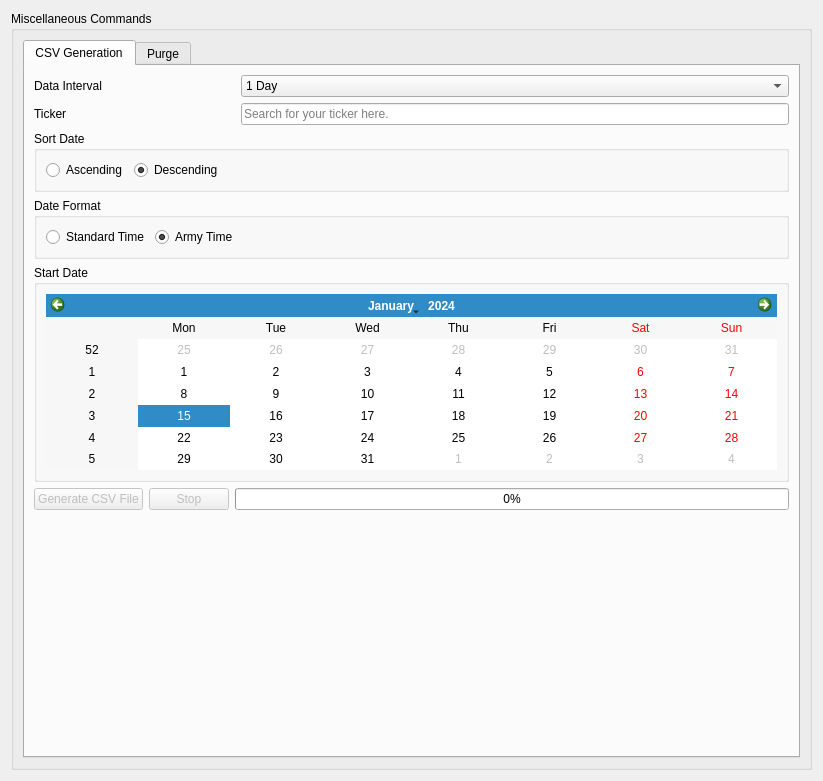
Above: UI/otherCommands.ui from ZENALC/algobot before the change. Below: the same form after it.
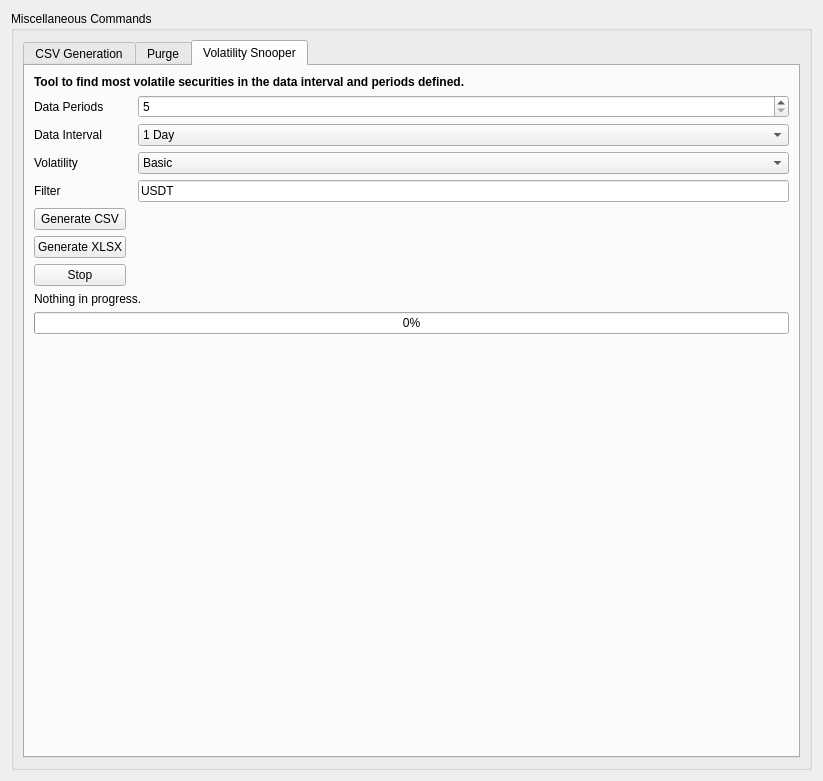
That is the form after the change. The open tabs and pages were chosen to show the change.

Commit message: add volatility snooper

Diff of the .ui file:
```diff
--- a/UI/otherCommands.ui
+++ b/UI/otherCommands.ui
@@ -426,6 +426,229 @@
           </item>
          </layout>
         </widget>
+        <widget class="QWidget" name="volatilitySnooper">
+         <attribute name="title">
+          <string>Volatility Snooper</string>
+         </attribute>
+         <layout class="QGridLayout" name="gridLayout_4">
+          <item row="2" column="0">
+           <widget class="QLabel" name="volatilityDataIntervalLabel">
+            <property name="text">
+             <string>Data Interval</string>
+            </property>
+           </widget>
+          </item>
+          <item row="6" column="0">
+           <widget class="QPushButton" name="volatilityGenerateXLSXButton">
+            <property name="text">
+             <string>Generate XLSX</string>
+            </property>
+           </widget>
+          </item>
+          <item row="3" column="2">
+           <widget class="QComboBox" name="volatilityComboBox">
+            <item>
+             <property name="text">
+              <string>Basic</string>
+             </property>
+            </item>
+            <item>
+             <property name="text">
+              <string>Yang Zhang</string>
+             </property>
+            </item>
+            <item>
+             <property name="text">
+              <string>Rogers Satchell</string>
+             </property>
+            </item>
+            <item>
+             <property name="text">
+              <string>Garman-Klass</string>
+             </property>
+            </item>
+            <item>
+             <property name="text">
+              <string>Parkinson</string>
+             </property>
+            </item>
+           </widget>
+          </item>
+          <item row="7" column="0">
+           <widget class="QPushButton" name="stopVolatilityButton">
+            <property name="text">
+             <string>Stop</string>
+            </property>
+           </widget>
+          </item>
+          <item row="10" column="0">
+           <spacer name="volatilitySpacer">
+            <property name="orientation">
+             <enum>Qt::Vertical</enum>
+            </property>
+            <property name="sizeHint" stdset="0">
+             <size>
+              <width>20</width>
+              <height>40</height>
+             </size>
+            </property>
+           </spacer>
+          </item>
+          <item row="8" column="0" colspan="3">
+           <widget class="QLabel" name="volatilityStatus">
+            <property name="text">
+             <string>Nothing in progress.</string>
+            </property>
+           </widget>
+          </item>
+          <item row="1" column="0">
+           <widget class="QLabel" name="volatilityPeriodsLabel">
+            <property name="text">
+             <string>Data Periods</string>
+            </property>
+           </widget>
+          </item>
+          <item row="1" column="2">
+           <widget class="QSpinBox" name="volatilityPeriodsSpinBox">
+            <property name="minimum">
+             <number>5</number>
+            </property>
+            <property name="maximum">
+             <number>999999999</number>
+            </property>
+           </widget>
+          </item>
+          <item row="0" column="0" colspan="3">
+           <widget class="QLabel" name="volatilityDescription">
+            <property name="font">
+             <font>
+              <weight>75</weight>
+              <bold>true</bold>
+             </font>
+            </property>
+            <property name="text">
+             <string>Tool to find most volatile securities in the data interval and periods defined.</string>
+            </property>
+            <property name="wordWrap">
+             <bool>true</bool>
+            </property>
+           </widget>
+          </item>
+          <item row="5" column="0">
+           <widget class="QPushButton" name="volatilityGenerateCSVButton">
+            <property name="text">
+             <string>Generate CSV</string>
+            </property>
+           </widget>
+          </item>
+          <item row="2" column="2">
+           <widget class="QComboBox" name="volatilityDataInterval">
+            <property name="sizePolicy">
+             <sizepolicy hsizetype="MinimumExpanding" vsizetype="Fixed">
+              <horstretch>0</horstretch>
+              <verstretch>0</verstretch>
+             </sizepolicy>
+            </property>
+            <property name="toolTip">
+             <string>Select data interval to download CSV for.</string>
+            </property>
+            <item>
+             <property name="text">
+              <string>1 Day</string>
+             </property>
+            </item>
+            <item>
+             <property name="text">
+              <string>3 Days</string>
+             </property>
+            </item>
+            <item>
+             <property name="text">
+              <string>1 Hour</string>
+             </property>
+            </item>
+            <item>
+             <property name="text">
+              <string>2 Hours</string>
+             </property>
+            </item>
+            <item>
+             <property name="text">
+              <string>4 Hours</string>
+             </property>
+            </item>
+            <item>
+             <property name="text">
+              <string>6 Hours</string>
+             </property>
+            </item>
+            <item>
+             <property name="text">
+              <string>8 Hours</string>
+             </property>
+            </item>
+            <item>
+             <property name="text">
+              <string>12 Hours</string>
+             </property>
+            </item>
+            <item>
+             <property name="text">
+              <string>1 Minute</string>
+             </property>
+            </item>
+            <item>
+             <property name="text">
+              <string>3 Minutes</string>
+             </property>
+            </item>
+            <item>
+             <property name="text">
+              <string>5 Minutes</string>
+             </property>
+            </item>
+            <item>
+             <property name="text">
+              <string>15 Minutes</string>
+             </property>
+            </item>
+            <item>
+             <property name="text">
+              <string>30 Minutes</string>
+             </property>
+            </item>
+           </widget>
+          </item>
+          <item row="9" column="0" colspan="3">
+           <widget class="QProgressBar" name="volatilityProgressBar">
+            <property name="value">
+             <number>0</number>
+            </property>
+           </widget>
+          </item>
+          <item row="3" column="0">
+           <widget class="QLabel" name="volatilityLabel">
+            <property name="text">
+             <string>Volatility</string>
+            </property>
+           </widget>
+          </item>
+          <item row="4" column="0">
+           <widget class="QLabel" name="volatilityFilterLabel">
+            <property name="text">
+             <string>Filter</string>
+            </property>
+           </widget>
+          </item>
+          <item row="4" column="2">
+           <widget class="QLineEdit" name="volatilityFilter">
+            <property name="text">
+             <string>USDT</string>
+            </property>
+           </widget>
+          </item>
+         </layout>
+        </widget>
        </widget>
       </item>
      </layout>
```
The commit also changes 4 other files.
